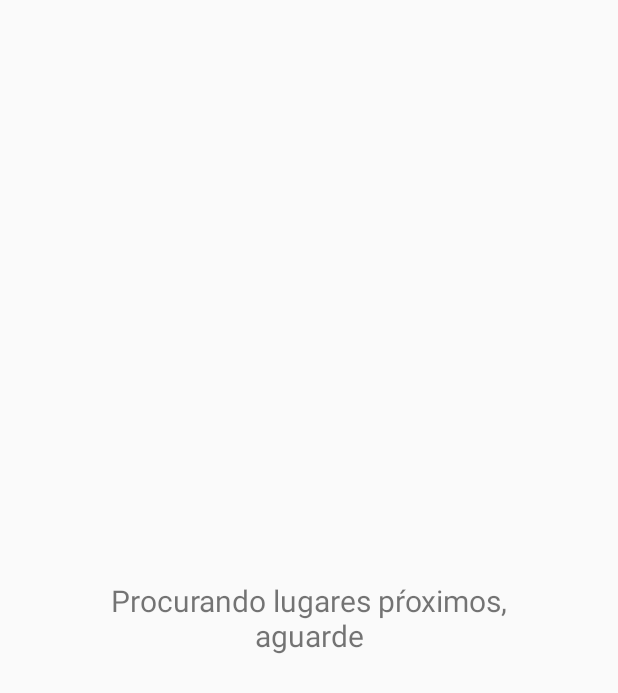
After one commit to BrLocha94/App_Uplace, an Android app: the layout activity_check_in.xml on its own in the app's theme, with its tools: preview values and no code run, on a phone screen of 412 x 824 dp. The commit adds this screen. Shown: the top 693 px of the screen. Run offline under Robolectric (Android 15) with nearby library versions, the phone set to English and light mode, and no system bars.

Commit message:
"Upload 17, Checkin funcional, falta terminar"

```diff
--- a/app/build.gradle
+++ b/app/build.gradle
@@ -29,6 +29,9 @@ dependencies {
     implementation 'com.google.firebase:firebase-storage:16.0.4'
     implementation 'com.google.firebase:firebase-database:16.0.4'
     implementation 'com.firebaseui:firebase-ui-storage:4.1.0'
+    //DESIGN
+    implementation 'com.android.support:design:27.1.1'
+    implementation 'com.android.support:cardview-v7:27.1.1'
     // Glide
     implementation 'com.github.bumptech.glide:glide:4.7.1'
     implementation 'com.google.android.gms:play-services-maps:16.0.0'
--- a/app/src/main/AndroidManifest.xml
+++ b/app/src/main/AndroidManifest.xml
@@ -1,7 +1,6 @@
 <?xml version="1.0" encoding="utf-8"?>
 <manifest xmlns:android="http://schemas.android.com/apk/res/android"
     package="com.example.blgo94.uff_game">
-
 
     <uses-permission android:name="android.permission.ACCESS_FINE_LOCATION" />
     <uses-permission android:name="android.permission.ACCESS_COARSE_LOCATION" />
@@ -62,9 +61,9 @@
             android:value="@string/google_maps_key" />
 
         <activity
-
             android:name=".MapsActivity"
-            android:label="@string/title_activity_maps"></activity>
+            android:label="@string/title_activity_maps" />
+        <activity android:name=".Check_in"></activity>
     </application>
 
 </manifest>
--- a/app/src/main/java/com/example/blgo94/uff_game/MainActivity.java
+++ b/app/src/main/java/com/example/blgo94/uff_game/MainActivity.java
@@ -260,8 +260,9 @@ public class MainActivity extends AppCompatActivity {
             startActivity(intent);
         }
         else if(item.getItemId() == R.id.menu_mapa_uff){
-            //Vai para a criação de eventos
+            //Vai para a a palicação de mapas
             Intent intent = new Intent(MainActivity.this, MapsActivity.class);
+            intent.putExtra("ID_USUARIO", user.getID());
             startActivity(intent);
         }
         else if(item.getItemId() == R.id.menu_pessoas_proximas){
--- /dev/null
+++ b/app/src/main/res/layout/activity_check_in.xml
@@ -0,0 +1,41 @@
+<?xml version="1.0" encoding="utf-8"?>
+<android.support.constraint.ConstraintLayout xmlns:android="http://schemas.android.com/apk/res/android"
+    xmlns:app="http://schemas.android.com/apk/res-auto"
+    xmlns:tools="http://schemas.android.com/tools"
+    android:layout_width="match_parent"
+    android:layout_height="match_parent"
+    tools:context=".Check_in">
+
+    <TextView
+        android:id="@+id/text_view_check_in"
+        android:layout_width="288dp"
+        android:layout_height="94dp"
+        android:layout_marginStart="8dp"
+        android:layout_marginLeft="8dp"
+        android:layout_marginTop="8dp"
+        android:layout_marginEnd="8dp"
+        android:layout_marginRight="8dp"
+        android:layout_marginBottom="8dp"
+        android:gravity="center"
+        android:text="Procurando lugares pŕoximos, aguarde"
+        android:textSize="20dp"
+        app:layout_constraintBottom_toBottomOf="parent"
+        app:layout_constraintEnd_toEndOf="parent"
+        app:layout_constraintStart_toStartOf="parent"
+        app:layout_constraintTop_toTopOf="parent" />
+
+    <ListView
+        android:id="@+id/lista_lugares_checkin"
+        android:layout_width="368dp"
+        android:layout_height="500dp"
+        android:layout_marginStart="8dp"
+        android:layout_marginLeft="8dp"
+        android:layout_marginTop="8dp"
+        android:layout_marginEnd="8dp"
+        android:layout_marginRight="8dp"
+        android:layout_marginBottom="8dp"
+        app:layout_constraintBottom_toBottomOf="parent"
+        app:layout_constraintEnd_toEndOf="parent"
+        app:layout_constraintStart_toStartOf="parent"
+        app:layout_constraintTop_toTopOf="parent" />
+</android.support.constraint.ConstraintLayout>
--- a/app/src/main/res/menu/map_options.xml
+++ b/app/src/main/res/menu/map_options.xml
@@ -4,8 +4,13 @@
     <item android:id="@+id/normal_map"
         android:title="@string/mapa_lugares"
         app:showAsAction="never"/>
+
     <item android:id="@+id/amigos_map"
         android:title="@string/mapa_amigos"
         app:showAsAction="never"/>
 
+    <item android:id="@+id/check_in_map"
+        android:title="@string/check_in"
+        app:showAsAction="never"/>
+
 </menu>
--- a/app/src/main/res/values/strings.xml
+++ b/app/src/main/res/values/strings.xml
@@ -30,4 +30,5 @@
     <string name="mapa_uff">Mapa UFF</string>
     <string name="mapa_lugares">Lugares</string>
     <string name="mapa_amigos">Amigos</string>
+    <string name="check_in">Check in</string>
 </resources>
```
Also changed, not shown: app/src/main/java/com/example/blgo94/uff_game/Check_in.java (added, +384 -0 lines), app/src/main/java/com/example/blgo94/uff_game/MapsActivity.java (+13 -2 lines).
